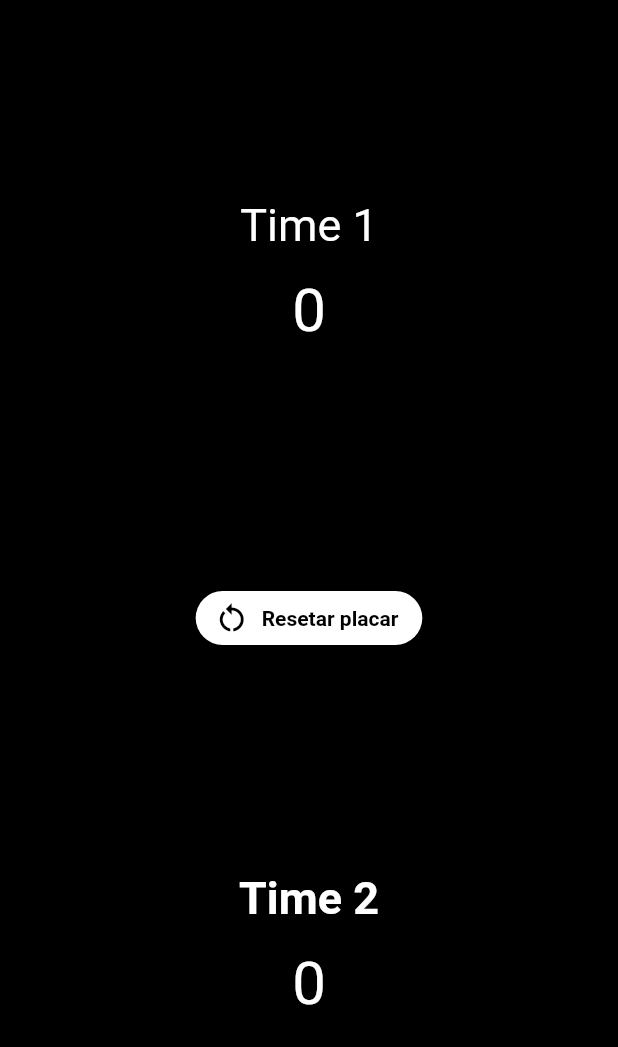
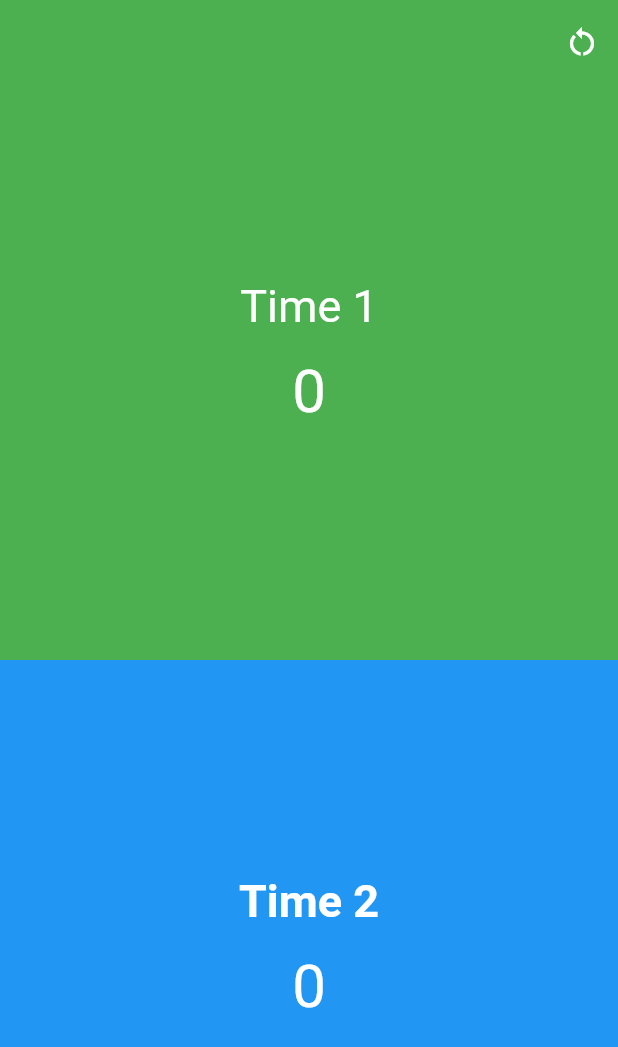
Before and after one commit to Moura14/placar_aplication-flutter, a Flutter app: the screen it shows after launch, on a phone screen of 412 x 824 dp. Shown: the top 1047 px of the screen. Run offline on Flutter 3.47's test engine with Material 2 defaults, Android fonts, the phone set to English and light mode, and no system bars.

Commit message:
Inserção de botão para resetar

```diff
--- a/lib/main.dart
+++ b/lib/main.dart
@@ -54,12 +54,33 @@ class _HomePageState extends State<HomePage> {
     });
   }
 
+  void resetCount() {
+    setState(() {
+      count = 0;
+      count2 = 0;
+      print(count);
+      print(count2);
+    });
+  }
+
   bool get isEmpty => count == 0;
 
   @override
   Widget build(BuildContext context) {
     return Scaffold(
-      backgroundColor: Colors.black,
+      appBar: AppBar(
+        elevation: 0,
+        backgroundColor: Colors.green,
+        actions: [
+          IconButton(
+            onPressed: () {
+              resetCount();
+            },
+            icon: const Icon(Icons.restart_alt),
+          )
+        ],
+      ),
+      backgroundColor: Colors.green,
       body: OrientationBuilder(
         builder: (context, orientation) {
           return orientation == Orientation.landscape
@@ -67,28 +88,6 @@ class _HomePageState extends State<HomePage> {
                   Column(
                     mainAxisAlignment: MainAxisAlignment.center,
                     children: [
-                      Align(
-                        alignment: Alignment.center,
-                        child: ElevatedButton.icon(
-                            style: ElevatedButton.styleFrom(
-                                backgroundColor: Colors.white,
-                                shape: RoundedRectangleBorder(
-                                    borderRadius: BorderRadius.circular(20))),
-                            onPressed: () {},
-                            icon: const Icon(
-                              Icons.restart_alt,
-                              color: Colors.black,
-                            ),
-                            label: const Text(
-                              'Resetar placar',
-                              style: TextStyle(
-                                  color: Colors.black,
-                                  fontWeight: FontWeight.bold),
-                            )),
-                      ),
-                      const SizedBox(
-                        height: 20,
-                      ),
                       Row(
                         children: [
                           Expanded(
@@ -105,7 +104,9 @@ class _HomePageState extends State<HomePage> {
                                   const Text(
                                     'Time 1',
                                     style: TextStyle(
-                                        fontSize: 40, color: Colors.white),
+                                        fontSize: 40,
+                                        color: Colors.white,
+                                        fontWeight: FontWeight.bold),
                                   ),
                                   const SizedBox(
                                     height: 16,
@@ -170,7 +171,7 @@ class _HomePageState extends State<HomePage> {
                         },
                         child: Container(
                           width: MediaQuery.of(context).size.width,
-                          color: Colors.black,
+                          color: Colors.green,
                           child: Column(
                             mainAxisAlignment: MainAxisAlignment.center,
                             crossAxisAlignment: CrossAxisAlignment.center,
@@ -196,25 +197,6 @@ class _HomePageState extends State<HomePage> {
                         ),
                       ),
                     ),
-                    Align(
-                      alignment: Alignment.center,
-                      child: ElevatedButton.icon(
-                          style: ElevatedButton.styleFrom(
-                              backgroundColor: Colors.white,
-                              shape: RoundedRectangleBorder(
-                                  borderRadius: BorderRadius.circular(20))),
-                          onPressed: () {},
-                          icon: const Icon(
-                            Icons.restart_alt,
-                            color: Colors.black,
-                          ),
-                          label: const Text(
-                            'Resetar placar',
-                            style: TextStyle(
-                                color: Colors.black,
-                                fontWeight: FontWeight.bold),
-                          )),
-                    ),
                     Expanded(
                       child: GestureDetector(
                         onDoubleTap: () {
@@ -225,7 +207,7 @@ class _HomePageState extends State<HomePage> {
                         },
                         child: Container(
                           width: MediaQuery.of(context).size.width,
-                          color: Colors.black,
+                          color: Colors.blue,
                           child: Column(
                               mainAxisAlignment: MainAxisAlignment.center,
                               children: [
```
